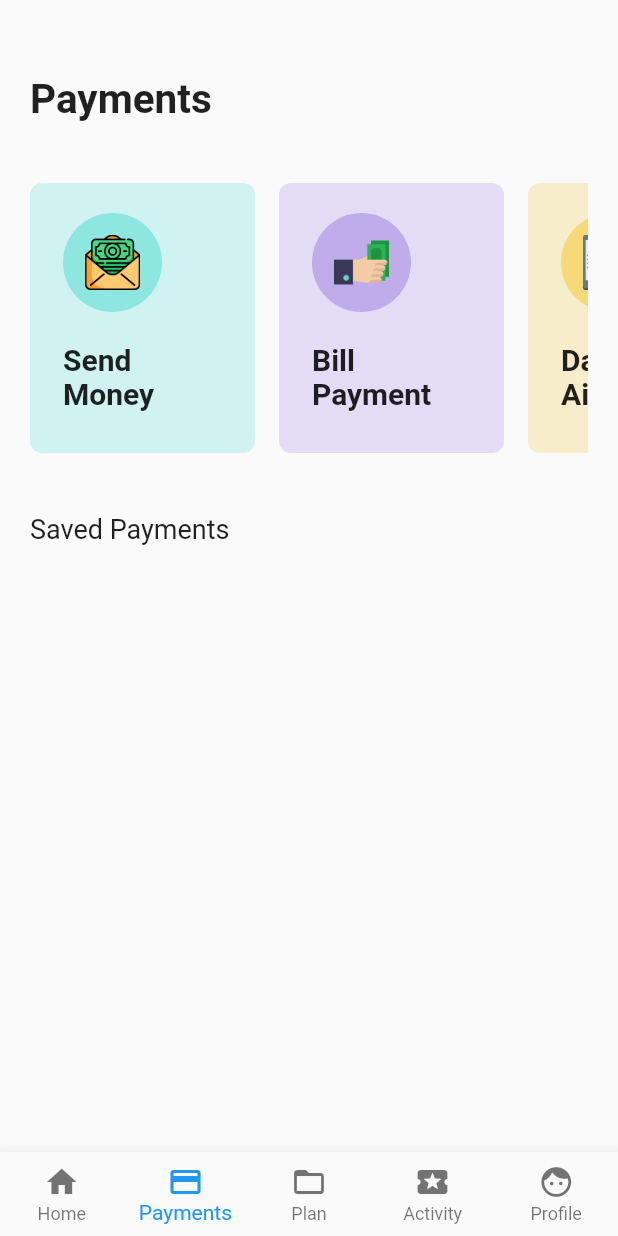
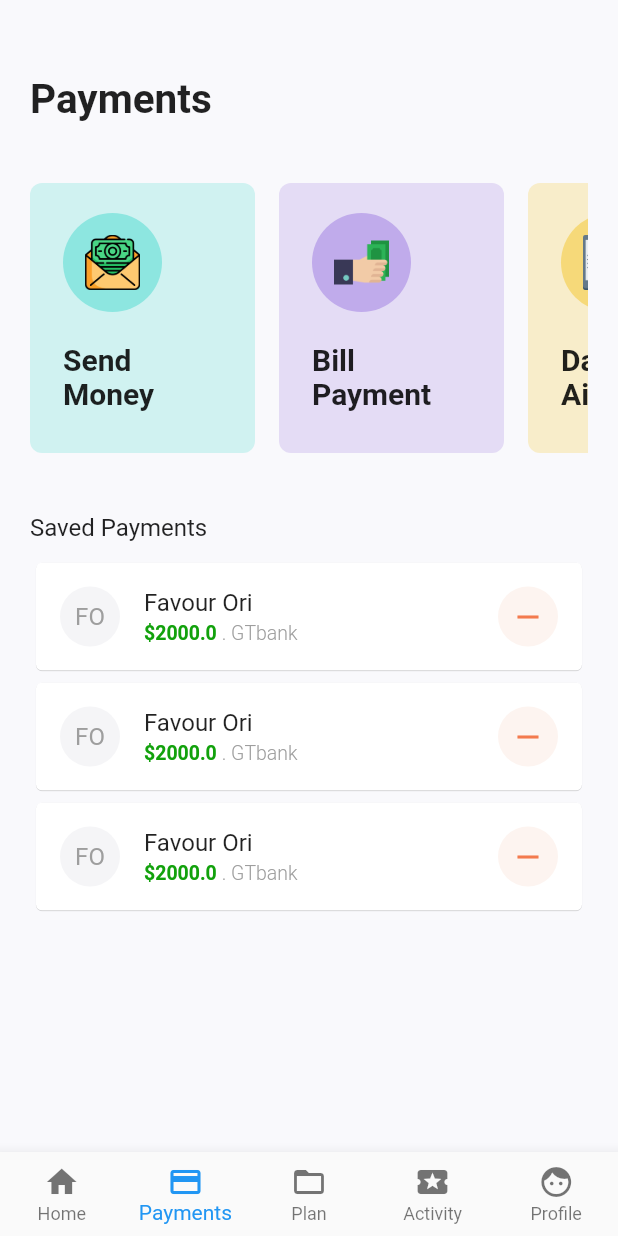
Before and after one commit to favourori/bankingapp-ui-design, a Flutter app: the screen it shows after launch, item 2 of the bottom bar chosen, on a phone screen of 412 x 824 dp. Run offline on Flutter 3.47's test engine with Material 2 defaults, Android fonts, the phone set to English and light mode, and no system bars.

Commit message:
built transaction card

```diff
--- a/lib/payment.dart
+++ b/lib/payment.dart
@@ -7,6 +7,7 @@ class Payment extends StatelessWidget {
   Widget build(BuildContext context) {
     return SafeArea(
       child: Container(
+        color: Color(0xFFF9F9FC),
         padding: EdgeInsets.symmetric(
           horizontal: 20.0,
         ),
@@ -28,11 +29,60 @@ class Payment extends StatelessWidget {
             ),
             Text(
               "Saved Payments",
-              style: TextStyle(fontSize: 18.0),
-            )
+              style: TextStyle(fontSize: 16.0),
+            ),
+            SizedBox(
+              height: 10.0,
+            ),
+            RecentPayment(),
+            RecentPayment(),
+            RecentPayment(),
           ],
         ),
       ),
     );
   }
 }
+
+class RecentPayment extends StatelessWidget {
+  const RecentPayment({
+    Key key,
+  }) : super(key: key);
+
+  @override
+  Widget build(BuildContext context) {
+    return Card(
+      elevation: 0.2,
+      child: Container(
+        child: ListTile(
+          title: Text("Favour Ori"),
+          leading: CircleAvatar(
+            child: Text("FO"),
+            backgroundColor: Color(0xFFF5F5F7),
+            foregroundColor: Colors.grey,
+          ),
+          subtitle: RichText(
+            text: TextSpan(
+              text: '\$2000.0 ',
+              style: TextStyle(
+                  fontSize: 13.0,
+                  color: Color(0xFF12A10C),
+                  fontWeight: FontWeight.bold),
+              children: <TextSpan>[
+                TextSpan(
+                    text: '. GTbank',
+                    style: TextStyle(
+                        fontWeight: FontWeight.w300, color: Colors.grey)),
+              ],
+            ),
+          ),
+          trailing: CircleAvatar(
+            child: Icon(Icons.remove),
+            backgroundColor: Color(0xFFFDF4F0),
+            foregroundColor: Color(0xFFF37A4E),
+          ),
+        ),
+      ),
+    );
+  }
+}
--- a/lib/recent.dart
+++ b/lib/recent.dart
@@ -52,7 +52,7 @@ class Transaction extends StatelessWidget {
   @override
   Widget build(BuildContext context) {
     return Card(
-      elevation: 1,
+      elevation: 0.2,
       child: Container(
         padding: EdgeInsets.symmetric(horizontal: 15.0, vertical: 3.0),
         child: ListTile(
```
